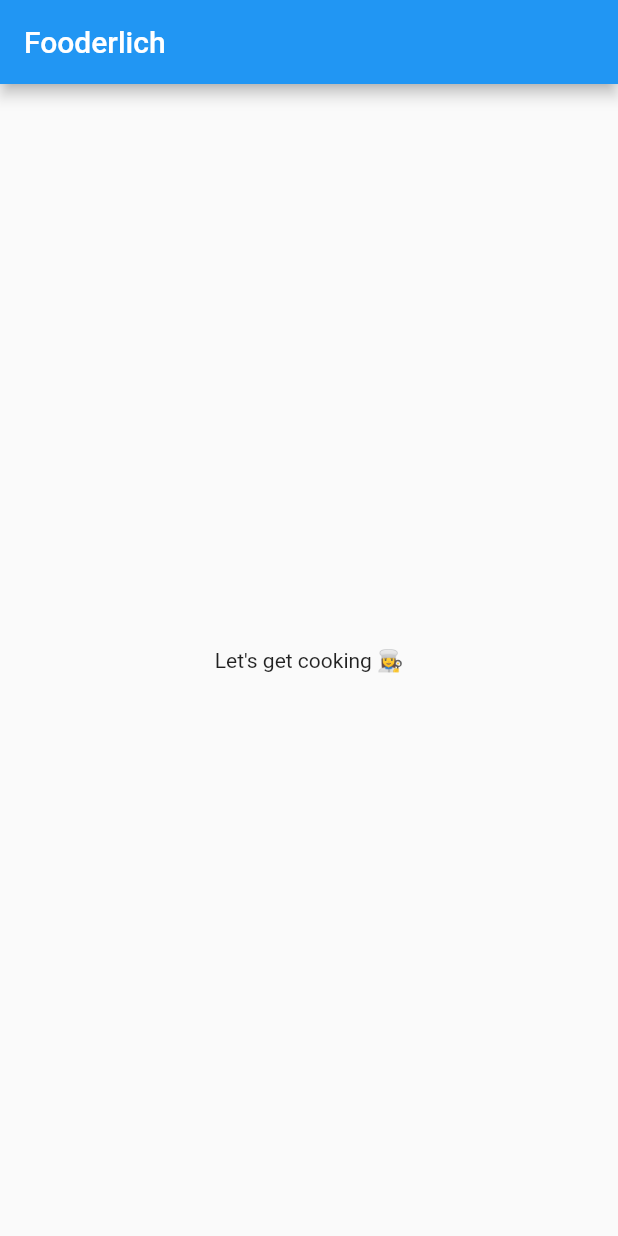
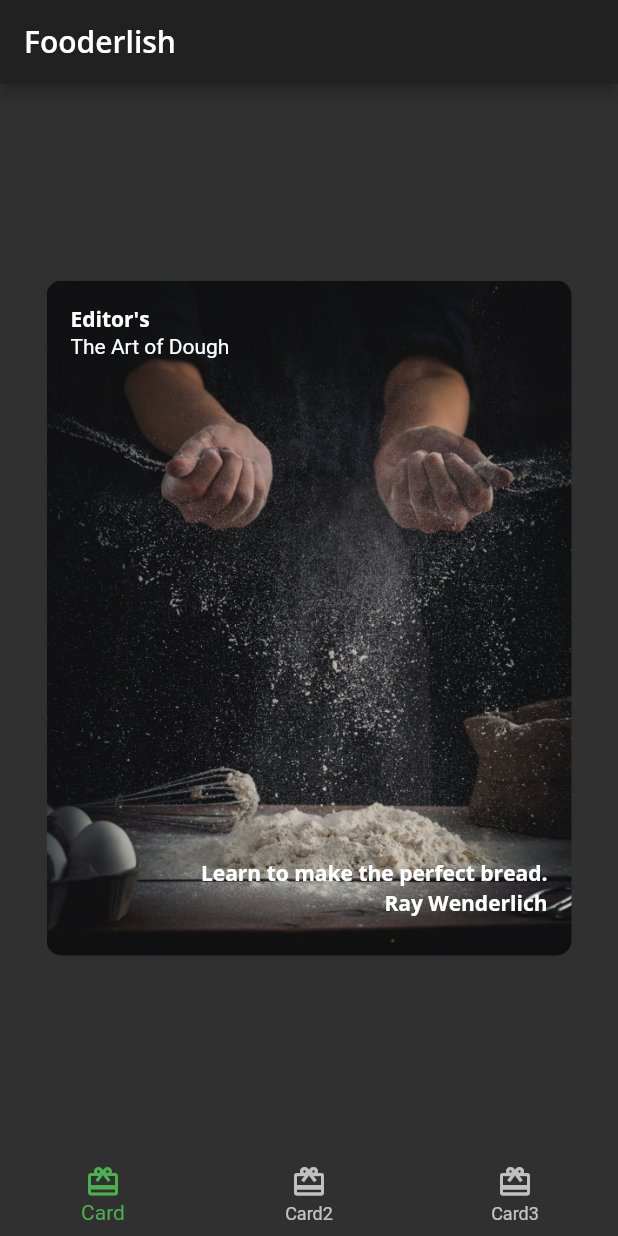
Before and after one commit to sondh0127/flutter-chapter03, a Flutter app: the screen it shows after launch, on a phone screen of 412 x 824 dp. Run offline on Flutter 3.47's test engine with Material 2 defaults, Android fonts, the light colour scheme and no system bars; our stand-ins replace google_fonts.

Commit message:
feat: complete chap03

```diff
--- /dev/null
+++ b/lib/card1.dart
@@ -0,0 +1,64 @@
+import 'package:flutter/material.dart';
+import 'fooderlich_theme.dart';
+
+class Card1 extends StatelessWidget {
+  const Card1({Key? key}) : super(key: key);
+
+  final String category = 'Editor\'s';
+  final String title = 'The Art of Dough';
+  final String description = 'Learn to make the perfect bread.';
+  final String chef = 'Ray Wenderlich';
+
+  @override
+  Widget build(BuildContext context) {
+    return Center(
+      child: Container(
+        child: Stack(
+          children: [
+            Text(
+              category,
+              style: FooderlichTheme.darkTextTheme.bodyText1,
+            ),
+            Positioned(
+              child: Text(
+                title,
+                style: FooderlichTheme.darkTextTheme.headline5,
+              ),
+              top: 20,
+            ),
+            Positioned(
+              child: Text(
+                description,
+                style: FooderlichTheme.darkTextTheme.bodyText1,
+              ),
+              bottom: 30,
+              right: 0,
+            ),
+            Positioned(
+              child: Text(
+                chef,
+                style: FooderlichTheme.darkTextTheme.bodyText1,
+              ),
+              bottom: 10,
+              right: 0,
+            ),
+          ],
+        ),
+        padding: const EdgeInsets.all(16),
+        constraints: const BoxConstraints.expand(
+          width: 350,
+          height: 450,
+        ),
+        decoration: const BoxDecoration(
+          image: DecorationImage(
+            image: AssetImage('assets/mag1.png'),
+            fit: BoxFit.cover,
+          ),
+          borderRadius: BorderRadius.all(
+            Radius.circular(10.0),
+          ),
+        ),
+      ),
+    );
+  }
+}
--- /dev/null
+++ b/lib/fooderlich_theme.dart
@@ -0,0 +1,106 @@
+import 'package:flutter/material.dart';
+import 'package:google_fonts/google_fonts.dart';
+
+class FooderlichTheme {
+  static TextTheme lightTextTheme = TextTheme(
+    bodyText1: GoogleFonts.openSans(
+      fontSize: 14.0,
+      fontWeight: FontWeight.w700,
+      color: Colors.black,
+    ),
+    headline1: GoogleFonts.openSans(
+      fontSize: 32.0,
+      fontWeight: FontWeight.bold,
+      color: Colors.black,
+    ),
+    headline2: GoogleFonts.openSans(
+      fontSize: 21.0,
+      fontWeight: FontWeight.w700,
+      color: Colors.black,
+    ),
+    headline3: GoogleFonts.openSans(
+      fontSize: 16.0,
+      fontWeight: FontWeight.w600,
+      color: Colors.black,
+    ),
+    headline6: GoogleFonts.openSans(
+      fontSize: 20.0,
+      fontWeight: FontWeight.w600,
+      color: Colors.black,
+    ),
+  );
+
+// 2
+  static TextTheme darkTextTheme = TextTheme(
+    bodyText1: GoogleFonts.openSans(
+      fontSize: 14.0,
+      fontWeight: FontWeight.w700,
+      color: Colors.white,
+    ),
+    headline1: GoogleFonts.openSans(
+      fontSize: 32.0,
+      fontWeight: FontWeight.bold,
+      color: Colors.white,
+    ),
+    headline2: GoogleFonts.openSans(
+      fontSize: 21.0,
+      fontWeight: FontWeight.w700,
+      color: Colors.white,
+    ),
+    headline3: GoogleFonts.openSans(
+      fontSize: 16.0,
+      fontWeight: FontWeight.w600,
+      color: Colors.white,
+    ),
+    headline6: GoogleFonts.openSans(
+      fontSize: 20.0,
+      fontWeight: FontWeight.w600,
+      color: Colors.white,
+    ),
+  );
+
+  // 3
+  static ThemeData light() {
+    return ThemeData(
+      brightness: Brightness.light,
+      checkboxTheme: CheckboxThemeData(
+        fillColor: MaterialStateColor.resolveWith(
+          (states) {
+            return Colors.black;
+          },
+        ),
+      ),
+      appBarTheme: const AppBarTheme(
+        foregroundColor: Colors.black,
+        backgroundColor: Colors.white,
+      ),
+      floatingActionButtonTheme: const FloatingActionButtonThemeData(
+        foregroundColor: Colors.white,
+        backgroundColor: Colors.black,
+      ),
+      bottomNavigationBarTheme: const BottomNavigationBarThemeData(
+        selectedItemColor: Colors.green,
+      ),
+      textTheme: lightTextTheme,
+    );
+  }
+
+  // 4
+  static ThemeData dark() {
+    return ThemeData(
+      brightness: Brightness.dark,
+      appBarTheme: AppBarTheme(
+        foregroundColor: Colors.white,
+        backgroundColor: Colors.grey[900],
+      ),
+      floatingActionButtonTheme: const FloatingActionButtonThemeData(
+        foregroundColor: Colors.white,
+        backgroundColor: Colors.green,
+      ),
+      bottomNavigationBarTheme: const BottomNavigationBarThemeData(
+        selectedItemColor: Colors.green,
+      ),
+      textTheme: darkTextTheme,
+    );
+  }
+}
--- /dev/null
+++ b/lib/home.dart
@@ -0,0 +1,53 @@
+import 'package:chapter03/card3.dart';
+import 'package:flutter/material.dart';
+import 'card1.dart';
+import 'card2.dart';
+
+class HomePage extends StatefulWidget {
+  const HomePage({Key? key}) : super(key: key);
+
+  @override
+  _HomePageState createState() => _HomePageState();
+}
+
+class _HomePageState extends State<HomePage> {
+  int _selectedIndex = 0;
+
+  static List<Widget> pages = <Widget>[
+    const Card1(),
+    const Card2(),
+    const Card3()
+  ];
+
+  void _onItemTapped(int index) {
+    setState(() {
+      _selectedIndex = index;
+    });
+  }
+
+  @override
+  Widget build(BuildContext context) {
+    return Scaffold(
+      appBar: AppBar(
+        title: Text(
+          'Fooderlish',
+          style: Theme.of(context).textTheme.headline6,
+        ),
+      ),
+      body: pages[_selectedIndex],
+      bottomNavigationBar: BottomNavigationBar(
+        selectedItemColor: Theme.of(context).textSelectionTheme.selectionColor,
+        items: const <BottomNavigationBarItem>[
+          BottomNavigationBarItem(
+              icon: Icon(Icons.card_giftcard), label: 'Card'),
+          BottomNavigationBarItem(
+              icon: Icon(Icons.card_giftcard), label: 'Card2'),
+          BottomNavigationBarItem(
+              icon: Icon(Icons.card_giftcard), label: 'Card3'),
+        ],
+        currentIndex: _selectedIndex,
+        onTap: _onItemTapped,
+      ),
+    );
+  }
+}
--- a/lib/main.dart
+++ b/lib/main.dart
@@ -1,4 +1,6 @@
 import 'package:flutter/material.dart';
+import 'fooderlich_theme.dart';
+import 'home.dart';
 
 void main() {
   runApp(const FooderlichApp());
@@ -8,37 +10,14 @@
   const FooderlichApp({Key? key}) : super(key: key);
 
   static const title = 'Fooderlich';
+
   @override
   Widget build(BuildContext context) {
+    final theme = FooderlichTheme.dark();
     return MaterialApp(
       title: title,
-      theme: ThemeData(
-        primarySwatch: Colors.blue,
-      ),
-      home: const MyHomePage(title: title),
+      theme: theme,
+      home: const HomePage(),
     );
   }
 }
-
-class MyHomePage extends StatefulWidget {
-  const MyHomePage({Key? key, required this.title}) : super(key: key);
-
-  final String title;
-
-  @override
-  State<MyHomePage> createState() => _MyHomePageState();
-}
-
-class _MyHomePageState extends State<MyHomePage> {
-  @override
-  Widget build(BuildContext context) {
-    return Scaffold(
-      appBar: AppBar(
-        title: Text(widget.title),
-      ),
-      body: const Center(
-        child: Text('Let\'s get cooking 👩‍🍳'),
-      ),
-    );
-  }
-}
```
Also changed, not shown: lib/author_card.dart (added, +62 -0 lines), lib/card2.dart (added, +71 -0 lines), lib/card3.dart (added, +130 -0 lines), lib/circle_image.dart (added, +24 -0 lines), pubspec.yaml (+6 -13 lines), assets/author_katz.jpeg (added), assets/mag1.png (added), assets/mag2.png (added), assets/mag3.png (added), assets/mag4.png (added), assets/mag5.png (added), pubspec.lock, 6 other files.
